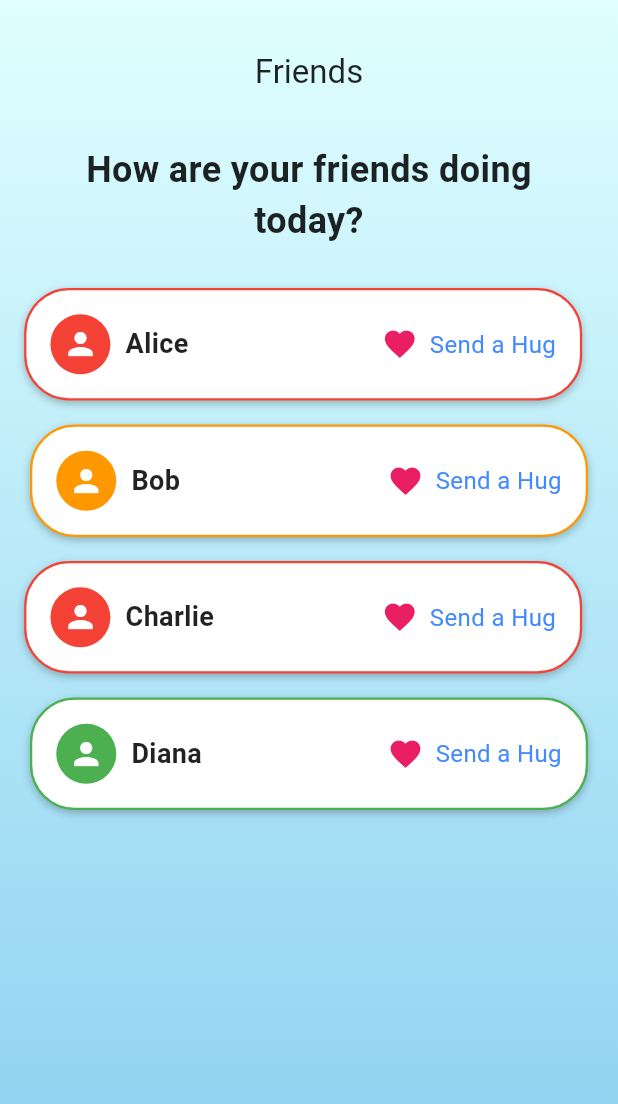
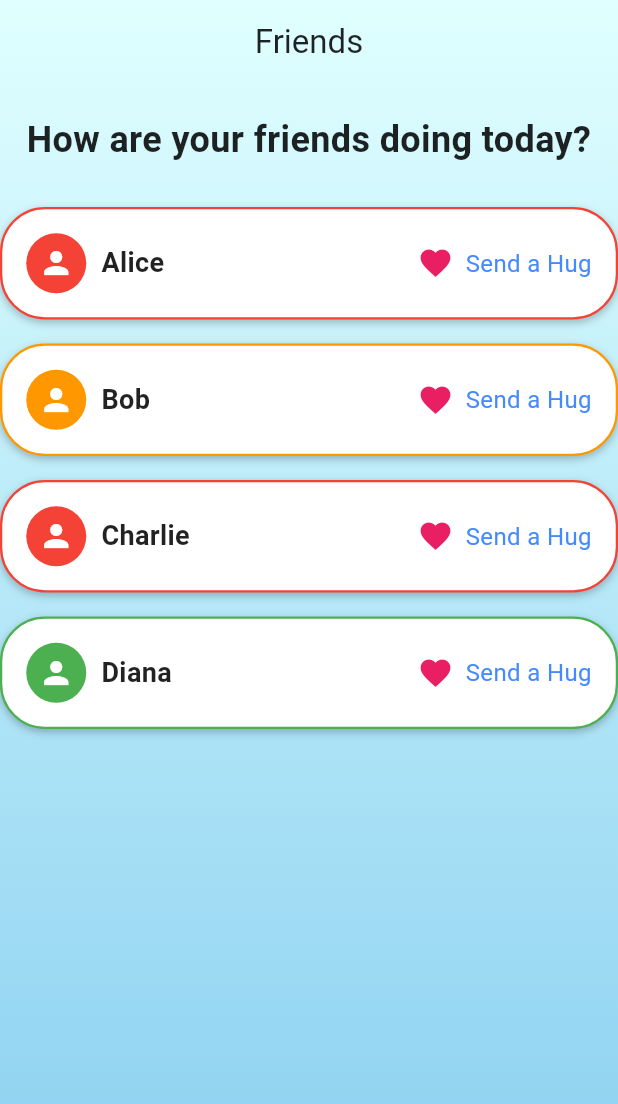
Before and after one commit to K33w3/FlutterMoodApp, a Flutter app: the screen it shows after launch, swiped to page 2, on a phone screen of 412 x 824 dp. Shown: the top 1104 px of the screen. Run offline on Flutter 3.47's test engine with Material 3 defaults, Android fonts, the phone set to English and light mode, and no system bars; our stand-ins replace fl_chart.

Commit message:
Friends page improvements

```diff
--- a/lib/screens/analy.dart
+++ b/lib/screens/analy.dart
@@ -76,9 +76,9 @@ class AnalyScreen extends StatelessWidget {
                       ),
                       titlesData: FlTitlesData(
                         show: true,
-                        rightTitles: AxisTitles(
+                        rightTitles: const AxisTitles(
                             sideTitles: SideTitles(showTitles: false)),
-                        topTitles: AxisTitles(
+                        topTitles: const AxisTitles(
                             sideTitles: SideTitles(showTitles: false)),
                         bottomTitles: AxisTitles(
                           sideTitles: SideTitles(
@@ -119,7 +119,7 @@ class AnalyScreen extends StatelessWidget {
                         horizontalInterval: 2,
                         drawVerticalLine: false,
                         getDrawingHorizontalLine: (value) {
-                          return FlLine(
+                          return const FlLine(
                             color: Colors.black12,
                             strokeWidth: 1,
                           );
--- a/lib/screens/friends.dart
+++ b/lib/screens/friends.dart
@@ -1,5 +1,15 @@
+import 'dart:async';
+import 'dart:math';
+
 import 'package:flutter/material.dart';
-import 'dart:math';
+
+class FriendsScreen extends StatelessWidget {
+  final Function(String) onFriendSelected;
+
+  FriendsScreen({
+    super.key,
+    required this.onFriendSelected,
+  });
 
   // Simulated data for friends' moods over the past 7 days
   final List<Map<String, dynamic>> friendsData = [
@@ -20,14 +30,6 @@ final List<Map<String, dynamic>> friendsData = [
       'moods': [7, 8, 6, 5, 6, 7, 8] // Slight up and down but overall good
     },
   ];
-
-class FriendsScreen extends StatelessWidget {
-  final Function(String) onFriendSelected;
-
-  const FriendsScreen({
-    super.key,
-    required this.onFriendSelected,
-  });
 
   // Function to calculate the "hug need" score
   int calculateHugNeed(List<int> moods) {
@@ -65,6 +67,7 @@ class FriendsScreen extends StatelessWidget {
   @override
   Widget build(BuildContext context) {
     return Scaffold(
+      // Use a gradient background
       body: Container(
         decoration: const BoxDecoration(
           gradient: LinearGradient(
@@ -73,14 +76,13 @@ class FriendsScreen extends StatelessWidget {
             end: Alignment.bottomCenter,
           ),
         ),
-        child: Padding(
-          padding: const EdgeInsets.all(20.0),
         child: Column(
           children: <Widget>[
             AppBar(
               backgroundColor: Colors.transparent,
               elevation: 0,
-                title: const Text('Friends', style: TextStyle(color: Colors.black87)),
+              title: const Text('Friends',
+                  style: TextStyle(color: Colors.black87)),
               centerTitle: true,
               iconTheme: const IconThemeData(color: Colors.black87),
             ),
@@ -90,13 +92,12 @@ class FriendsScreen extends StatelessWidget {
               style: TextStyle(
                 fontSize: 24,
                 fontWeight: FontWeight.bold,
-                  color: Colors.black87, // Changed text color
+                color: Colors.black87,
               ),
               textAlign: TextAlign.center,
             ),
             const SizedBox(height: 20),
             Expanded(
-                // Loop through friends' data and display each friend's status
               child: ListView(
                 children: friendsData.map((friend) {
                   List<int> moods = friend['moods'];
@@ -105,7 +106,24 @@ class FriendsScreen extends StatelessWidget {
                     name: friend['name'],
                     moodColor: getMoodColor(hugScore),
                     shouldShake: shouldShake(hugScore),
-                      onFriendSelected: onFriendSelected,
+                    onFriendSelected: (name) {
+                      onFriendSelected(name);
+                      // Show hug confirmation dialog
+                      showDialog(
+                        context: context,
+                        builder: (context) => AlertDialog(
+                          title: Text('Hug Sent to $name!'),
+                          content:
+                              const Text('You made someone\'s day better!'),
+                          actions: [
+                            TextButton(
+                              onPressed: () => Navigator.pop(context),
+                              child: const Text('OK'),
+                            ),
+                          ],
+                        ),
+                      );
+                    },
                   );
                 }).toList(),
               ),
@@ -113,13 +131,12 @@ class FriendsScreen extends StatelessWidget {
           ],
         ),
       ),
-      ),
     );
   }
 }
 
-// FriendTile widget for each friend
-class FriendTile extends StatelessWidget {
+// Convert FriendTile to StatefulWidget to manage animation state
+class FriendTile extends StatefulWidget {
   final String name;
   final Color moodColor;
   final bool shouldShake;
@@ -134,20 +151,69 @@ class FriendTile extends StatelessWidget {
   });
 
   @override
+  _FriendTileState createState() => _FriendTileState();
+}
+
+class _FriendTileState extends State<FriendTile>
+    with SingleTickerProviderStateMixin {
+  late AnimationController _controller;
+  late Animation<double> _animation;
+  Timer? _shakeTimer;
+
+  @override
+  void initState() {
+    super.initState();
+
+    // Initialize the AnimationController
+    _controller = AnimationController(
+      duration: const Duration(milliseconds: 500),
+      vsync: this,
+    );
+
+    // Define the shaking animation
+    _animation = Tween<double>(begin: 0, end: 8).animate(
+      CurvedAnimation(parent: _controller, curve: Curves.elasticIn),
+    );
+
+    // Start the periodic shaking if shouldShake is true
+    if (widget.shouldShake) {
+      _startShaking();
+    }
+  }
+
+  void _startShaking() {
+    _shakeTimer = Timer.periodic(const Duration(seconds: 3), (timer) {
+      if (mounted) {
+        _controller.forward(from: 0);
+      }
+    });
+  }
+
+  @override
+  void dispose() {
+    _controller.dispose();
+    _shakeTimer?.cancel();
+    super.dispose();
+  }
+
+  @override
   Widget build(BuildContext context) {
     return GestureDetector(
       onTap: () {
-        onFriendSelected(name);
+        widget.onFriendSelected(widget.name);
+      },
+      child: AnimatedBuilder(
+        animation: _controller,
+        builder: (context, child) {
+          final offset = _animation.value * sin(2 * pi * _controller.value);
+          return Transform.translate(
+            offset: Offset(offset, 0),
+            child: child,
+          );
         },
         child: Padding(
           padding: const EdgeInsets.symmetric(vertical: 8.0),
-        child: AnimatedContainer(
-          duration: const Duration(milliseconds: 300),
-          curve: shouldShake ? Curves.elasticIn : Curves.easeInOut,
-          transform: shouldShake
-              ? (Matrix4.translationValues(
-              Random().nextDouble() * 10 - 5, 0, 0)) // Shake effect
-              : Matrix4.identity(),
+          child: Container(
             padding: const EdgeInsets.all(16),
             decoration: BoxDecoration(
               color: Colors.white, // Set background to white
@@ -159,7 +225,9 @@ class FriendTile extends StatelessWidget {
                   offset: Offset(0, 2),
                 ),
               ],
-            border: Border.all(color: moodColor, width: 1.5), // Use moodColor for border
+              border: Border.all(
+                  color: widget.moodColor,
+                  width: 1.5), // Use moodColor for border
             ),
             child: Row(
               mainAxisAlignment: MainAxisAlignment.spaceBetween,
@@ -167,24 +235,26 @@ class FriendTile extends StatelessWidget {
                 Row(
                   children: [
                     CircleAvatar(
-                    backgroundColor: moodColor, // Change the CircleAvatar color based on mood
+                      backgroundColor: widget.moodColor,
+                      // Change the CircleAvatar color based on mood
                       child: const Icon(Icons.person, color: Colors.white),
                     ),
                     const SizedBox(width: 10),
                     Text(
-                    name,
+                      widget.name,
                       style: const TextStyle(
                         fontSize: 18,
                         fontWeight: FontWeight.bold,
-                      color: Colors.black87, // Ensure the text color is readable on a white background
+                        color: Colors
+                            .black87, // Ensure the text color is readable on a white background
                       ),
                     ),
                   ],
                 ),
-              Row(
+                const Row(
                   children: [
-                  const Icon(Icons.favorite, color: Colors.pink), // Hug icon
-                  const SizedBox(width: 8),
+                    Icon(Icons.favorite, color: Colors.pink), // Hug icon
+                    SizedBox(width: 8),
                     Text(
                       'Send a Hug',
                       style: TextStyle(fontSize: 16, color: Colors.blueAccent),
@@ -195,6 +265,7 @@ class FriendTile extends StatelessWidget {
             ),
           ),
         ),
+      ),
     );
   }
 }
--- a/lib/screens/home.dart
+++ b/lib/screens/home.dart
@@ -1,7 +1,6 @@
 import 'package:fluapp/screens/activity.dart';
 import 'package:fluapp/screens/analy.dart';
 import 'package:fluapp/screens/friends.dart';
-import 'package:fluapp/screens/hug.dart';
 import 'package:flutter/material.dart';
 
 class MoodTrackerHome extends StatefulWidget {
@@ -29,7 +28,7 @@ class _MoodTrackerHomeState extends State<MoodTrackerHome> {
         ),
         child: PageView(
           controller: _pageController,
-          scrollDirection: Axis.vertical,
+          scrollDirection: Axis.vertical, // Scrolling is enabled
           children: [
             // Mood Slider View
             Padding(
@@ -42,7 +41,7 @@ class _MoodTrackerHomeState extends State<MoodTrackerHome> {
                     style: TextStyle(
                       fontSize: 28,
                       fontWeight: FontWeight.bold,
-                      color: Colors.black87, // Changed text color to darker
+                      color: Colors.black87,
                     ),
                     textAlign: TextAlign.center,
                   ),
@@ -50,7 +49,6 @@ class _MoodTrackerHomeState extends State<MoodTrackerHome> {
                   const Text(
                     'Slide to select your mood',
                     style: TextStyle(fontSize: 18, color: Colors.black54),
-                    // Changed text color to darker
                     textAlign: TextAlign.center,
                   ),
                   const SizedBox(height: 40),
@@ -68,12 +66,9 @@ class _MoodTrackerHomeState extends State<MoodTrackerHome> {
                       overlayShape:
                           const RoundSliderOverlayShape(overlayRadius: 24.0),
                       activeTrackColor: Colors.black87,
-                      // Changed to darker color
                       inactiveTrackColor: Colors.black26,
-                      // Changed to darker color
                       thumbColor: Colors.black87,
-                      // Changed to darker color
-                      overlayColor: Colors.black26, // Changed to darker color
+                      overlayColor: Colors.black26,
                     ),
                     child: Slider(
                       value: _currentSliderValue,
@@ -91,33 +86,23 @@ class _MoodTrackerHomeState extends State<MoodTrackerHome> {
                   const SizedBox(height: 20),
                   const Text(
                     'Scroll down to continue',
-                    style: TextStyle(
-                        fontSize: 16,
-                        color: Colors.black54), // Changed text color to darker
+                    style: TextStyle(fontSize: 16, color: Colors.black54),
                   ),
                 ],
               ),
             ),
             // Friends Screen
             FriendsScreen(
-
               onFriendSelected: (String name) {
                 setState(() {
                   recipientName = name;
                 });
-                _pageController.nextPage(
-                  duration: const Duration(milliseconds: 300),
-                  curve: Curves.easeInOut,
-                );
               },
             ),
-            // Hug Screen
-            HugScreen(
-              recipientName: recipientName ?? '',
+            // Activity Screen
+            ActivityScreen(
               moodValue: _currentSliderValue.round(),
             ),
-            // Activity Screen
-            ActivityScreen(moodValue: _currentSliderValue.round()),
             // Analytics Screen
             const AnalyScreen(),
           ],
```
Also changed, not shown: lib/screens/hug.dart (deleted, +0 -56 lines), 1 other file. Lines whose indentation alone changed are shown as unchanged.
